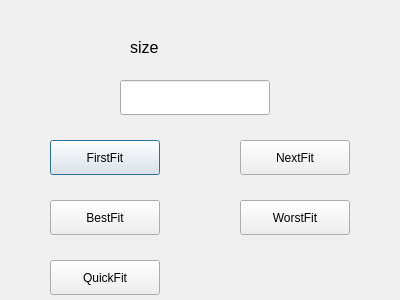
Before: the Qt Designer form src/ui/BindDialog.ui in OWmess/DynamicPartition, drawn with Qt 5.
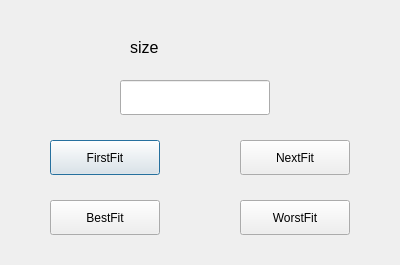
After: the same form once the commit is applied.

Diff of the .ui file:
```diff
--- a/src/ui/BindDialog.ui
+++ b/src/ui/BindDialog.ui
@@ -7,7 +7,7 @@
     <x>0</x>
     <y>0</y>
     <width>400</width>
-    <height>300</height>
+    <height>265</height>
    </rect>
   </property>
   <property name="windowTitle">
@@ -75,19 +75,6 @@
     <string>WorstFit</string>
    </property>
   </widget>
-  <widget class="QPushButton" name="quickFitButton">
-   <property name="geometry">
-    <rect>
-     <x>50</x>
-     <y>260</y>
-     <width>110</width>
-     <height>35</height>
-    </rect>
-   </property>
-   <property name="text">
-    <string>QuickFit</string>
-   </property>
-  </widget>
   <widget class="QLabel" name="label">
    <property name="geometry">
     <rect>
```
